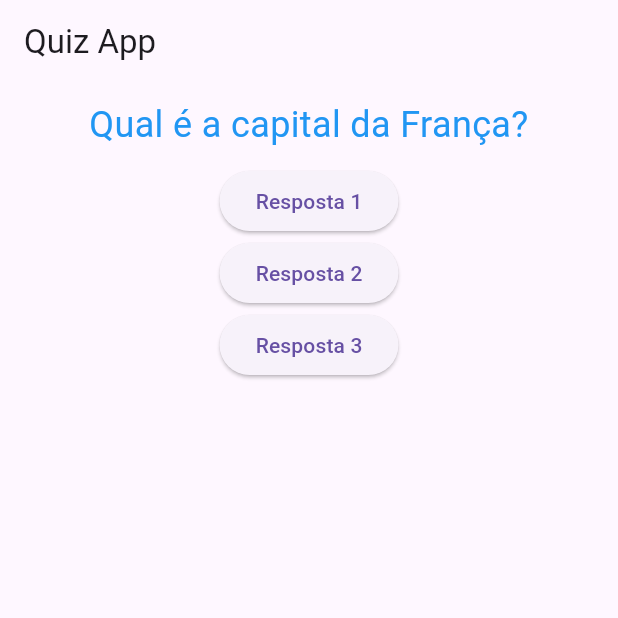
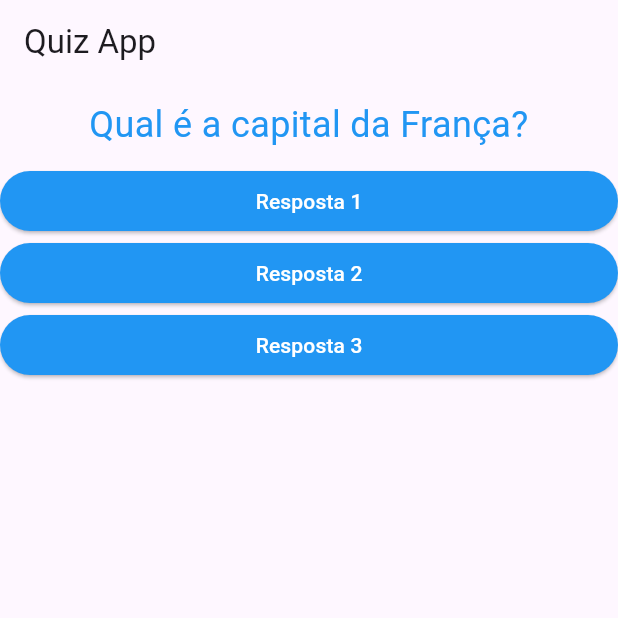
Before and after one commit to IgorMeloMoraes/Flutter_Projects, a Flutter app: the screen it shows after launch, on a phone screen of 412 x 824 dp, the top half of it. Run offline on Flutter 3.47's test engine with Material 3 defaults, Android fonts, the phone set to English and light mode, and no system bars.

Commit message:
Criacao e estilizacao do Widget resposta

```diff
--- a/projeto_quiz/lib/main.dart
+++ b/projeto_quiz/lib/main.dart
@@ -1,5 +1,6 @@
 import 'package:flutter/material.dart';
 import 'questao.dart';
+import 'resposta.dart';
 
 main() => runApp(QuizApp());
 
@@ -31,9 +32,9 @@ class _QuizAppState extends State<QuizApp> {
         body: Column(
           children: [
             Questao(perguntas[_perguntaIndex]),
-            ElevatedButton(onPressed: _responder, child: Text('Resposta 1')),
-            ElevatedButton(onPressed: _responder, child: Text('Resposta 2')),
-            ElevatedButton(onPressed: _responder, child: Text('Resposta 3')),
+            Resposta(texto: 'Resposta 1', onPressed: _responder),
+            Resposta(texto: 'Resposta 2', onPressed: _responder),
+            Resposta(texto: 'Resposta 3', onPressed: _responder),
           ],
         ),
       ),
--- /dev/null
+++ b/projeto_quiz/lib/resposta.dart
@@ -0,0 +1,28 @@
+import 'package:flutter/material.dart';
+
+class Resposta extends StatelessWidget {
+  final String texto;
+  // Ação a ser executada quando o botão for pressionado
+  // Esta propriedade é opcional, pois pode ser nula
+  final VoidCallback? onPressed;
+  const Resposta({required this.texto, this.onPressed, super.key});
+
+  @override
+  Widget build(BuildContext context) {
+    return Container(
+      width: double.infinity,
+      child: ElevatedButton(
+        // Define o estilo do botão
+        // Aqui, estamos definindo a cor de fundo e a cor do texto
+        style: ElevatedButton.styleFrom(
+          backgroundColor: Colors.blue,
+          foregroundColor: Colors.white,
+        ),
+        // Define a ação a ser executada quando o botão for pressionado
+        onPressed: onPressed,
+        // Define o texto a ser exibido no botão
+        child: Text(texto),
+      ),
+    );
+  }
+}
```
